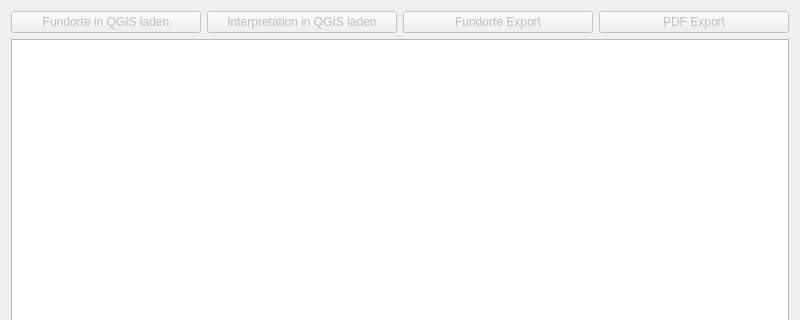
Old version of the form APIS/forms/apis_site_selection_list_form.ui in the repository APIS-Luftbildarchiv/APIS; both pictures show x 0 to 800 and y 0 to 320 of the 800 by 500 pixel window.
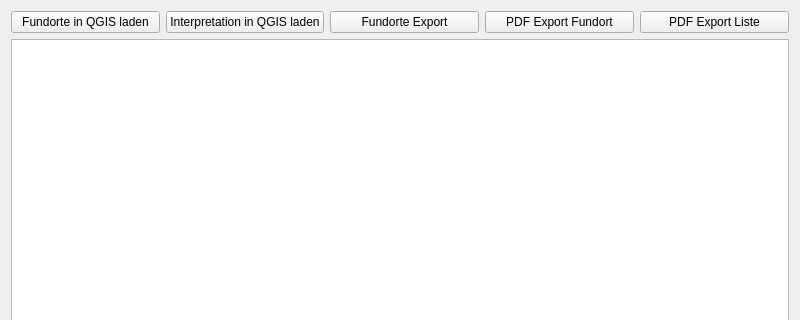
New version of the form. Icons and pictures are not drawn.

```diff
--- a/APIS/forms/apis_site_selection_list_form.ui
+++ b/APIS/forms/apis_site_selection_list_form.ui
@@ -25,9 +25,6 @@
     <layout class="QHBoxLayout" name="horizontalLayout">
      <item>
       <widget class="QPushButton" name="uiViewSitesBtn">
-       <property name="enabled">
-        <bool>false</bool>
-       </property>
        <property name="text">
         <string>Fundorte in QGIS laden</string>
        </property>
@@ -48,9 +45,6 @@
      </item>
      <item>
       <widget class="QPushButton" name="uiViewInterpretationBtn">
-       <property name="enabled">
-        <bool>false</bool>
-       </property>
        <property name="text">
         <string>Interpretation in QGIS laden</string>
        </property>
@@ -70,10 +64,7 @@
       </widget>
      </item>
      <item>
-      <widget class="QPushButton" name="uiExportSitesBtn">
-       <property name="enabled">
-        <bool>false</bool>
-       </property>
+      <widget class="QPushButton" name="uiExportSitesAsShpBtn">
        <property name="text">
         <string>Fundorte Export</string>
        </property>
@@ -92,13 +83,30 @@
        </property>
       </widget>
      </item>
+     <item>
+      <widget class="QPushButton" name="uiExportSiteAsPdfBtn">
+       <property name="text">
+        <string>PDF Export Fundort</string>
+       </property>
+       <property name="icon">
+        <iconset resource="resource.qrc">
+         <normaloff>:/plugins/APIS/icons/pdf_export.png</normaloff>:/plugins/APIS/icons/pdf_export.png</iconset>
+       </property>
+       <property name="iconSize">
+        <size>
+         <width>24</width>
+         <height>24</height>
+        </size>
+       </property>
+       <property name="autoDefault">
+        <bool>false</bool>
+       </property>
+      </widget>
+     </item>
      <item>
       <widget class="QPushButton" name="uiExportListAsPdfBtn">
-       <property name="enabled">
-        <bool>false</bool>
-       </property>
        <property name="text">
-        <string>PDF Export</string>
+        <string>PDF Export Liste</string>
        </property>
        <property name="icon">
         <iconset resource="resource.qrc">
```
Left out of the diff: 4 changed lines with no effect on the pictures.
